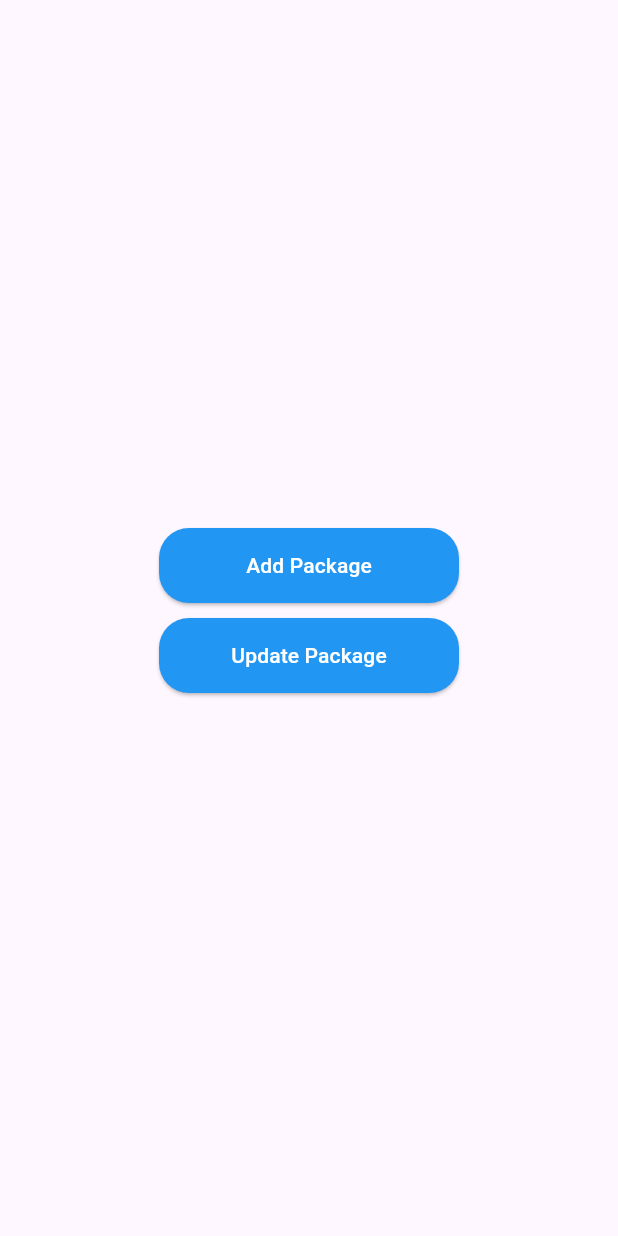
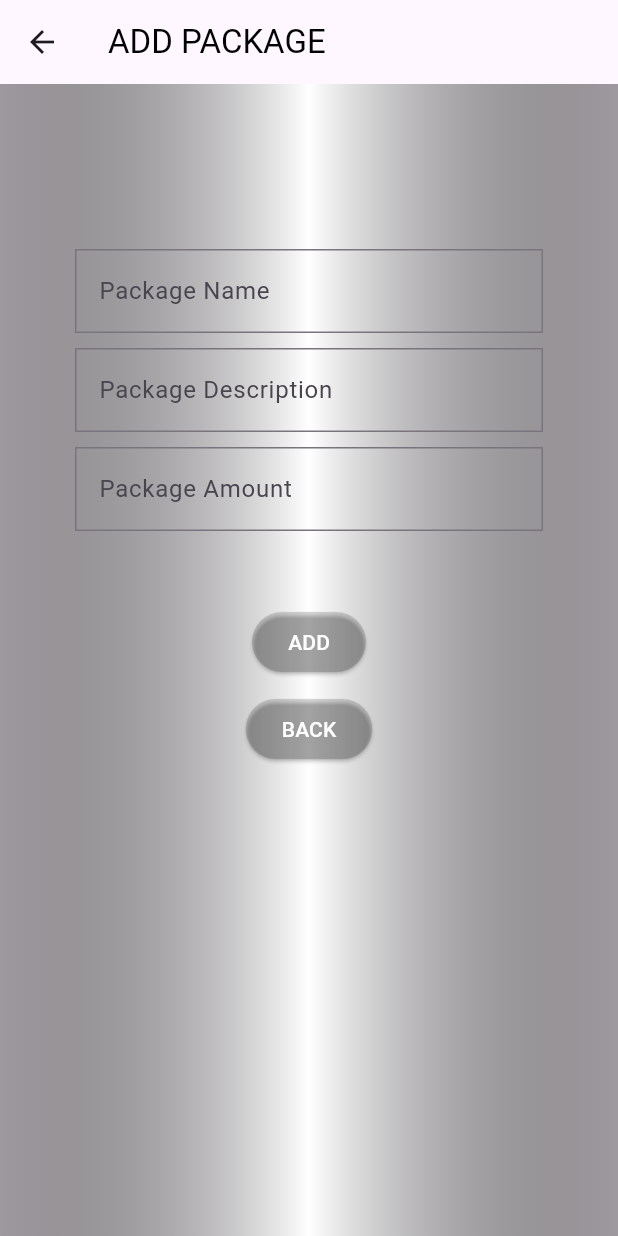
Before and after one commit to jeff1999git/FitGymFrontend, a Flutter app: what updatePackage() shows on an empty page, opened directly, after a tap on "Add Package", on a phone screen of 412 x 824 dp. Run offline on Flutter 3.47's test engine with Material 3 defaults, Android fonts, the phone set to English and light mode, and no system bars; network calls fail.

Commit message:
Add Package complete

```diff
--- /dev/null
+++ b/lib/models/Package/packageModel.dart
@@ -0,0 +1,33 @@
+// To parse this JSON data, do
+//
+//     final package = packageFromJson(jsonString);
+
+import 'dart:convert';
+
+List<Package> packageFromJson(String str) => List<Package>.from(json.decode(str).map((x) => Package.fromJson(x)));
+
+String packageToJson(List<Package> data) => json.encode(List<dynamic>.from(data.map((x) => x.toJson())));
+
+class Package {
+  String packageName;
+  String packageDes;
+  String packageAmount;
+
+  Package({
+    required this.packageName,
+    required this.packageDes,
+    required this.packageAmount,
+  });
+
+  factory Package.fromJson(Map<String, dynamic> json) => Package(
+    packageName: json["packageName"],
+    packageDes: json["packageDes"],
+    packageAmount: json["packageAmount"],
+  );
+
+  Map<String, dynamic> toJson() => {
+    "packageName": packageName,
+    "packageDes": packageDes,
+    "packageAmount": packageAmount,
+  };
+}
--- a/lib/pages/FirstPage.dart
+++ b/lib/pages/FirstPage.dart
@@ -1,4 +1,5 @@
 
+import 'package:fitgym/pages/Package/addPackage.dart';
 import 'package:fitgym/pages/admin.dart';
 import 'package:fitgym/pages/userlogin.dart';
 import 'package:flutter/material.dart';
@@ -27,7 +28,7 @@ class _FirstPageState extends State<FirstPage> {
             }, child: Text("User Login")),
             ElevatedButton(onPressed: (){}, child: Text("Trainer Login")),
             ElevatedButton(onPressed: (){
-              Navigator.push(context, MaterialPageRoute(builder: (context)=>adminPage()));
+              //Navigator.push(context, MaterialPageRoute(builder: (context)=>AddPackage()));
             }, child: Text("Admin Login"))
           ],
         )
--- /dev/null
+++ b/lib/pages/Package/addPackage.dart
@@ -0,0 +1,109 @@
+import 'package:fitgym/services/Package/packageService.dart';
+import 'package:flutter/material.dart';
+
+class AddPackage extends StatefulWidget {
+  const AddPackage({super.key});
+
+  @override
+  State<AddPackage> createState() => _AddPackageState();
+}
+
+class _AddPackageState extends State<AddPackage> {
+  String packageName="";
+  String packageDes="";
+  String packageAmount="";
+  TextEditingController controller_1 = new TextEditingController();
+  TextEditingController controller_2 = new TextEditingController();
+  TextEditingController controller_3 = new TextEditingController();
+  void AddPackageApi() async
+  {
+    packageName=controller_1.text;
+    packageDes=controller_2.text;
+    packageAmount=controller_3.text;
+    final response = await PackageApiService().AddPackageData(packageName,packageDes,packageAmount);
+    print(response["status"]);
+    if(response["status"]=="success")
+    {
+      showSimplePopup1(context, "New Package Added!");
+    }
+    else
+    {
+      print("Error");
+    }
+  }
+  @override
+  Widget build(BuildContext context) {
+    return Scaffold(
+      appBar: AppBar(
+        title: Text("ADD PACKAGE", style: TextStyle(color: Colors.black)),
+      ),
+      body: SingleChildScrollView(
+        child: Container(
+          height: 800,
+          width: double.infinity,
+          decoration: BoxDecoration(
+            gradient: LinearGradient(colors: [Colors.black38, Colors.white, Colors.black38]),
+          ),
+          padding: EdgeInsets.all(50),
+          child: Column(
+            crossAxisAlignment: CrossAxisAlignment.center,
+            children: [
+              SizedBox(height: 60),
+          TextField(
+            controller: controller_1,
+          decoration: InputDecoration(
+          labelText: "Package Name",
+            hintText: "Package Name",
+            border: OutlineInputBorder(borderRadius: BorderRadius.zero),
+          ),
+        ),
+        SizedBox(height: 10),
+        TextField(
+          controller: controller_2,
+          decoration: InputDecoration(
+            labelText: "Package Description",
+            hintText: "Package Description",
+            border: OutlineInputBorder(borderRadius: BorderRadius.zero),
+          ),
+        ),
+        SizedBox(height: 10),
+        TextField(
+          controller: controller_3,
+          decoration: InputDecoration(
+            labelText: "Package Amount",
+            hintText: "Package Amount",
+            border: OutlineInputBorder(borderRadius: BorderRadius.zero),
+          ),
+        ),
+          SizedBox(height: 50,
+          width: 700),
+          ElevatedButton(
+            style: ElevatedButton.styleFrom(backgroundColor: Colors.black12,foregroundColor: Colors.white),
+            onPressed: AddPackageApi,
+            child: Text("ADD"),
+          ),
+          SizedBox(height: 10),
+          ElevatedButton(
+            style: ElevatedButton.styleFrom(backgroundColor: Colors.black12,foregroundColor: Colors.white),
+            onPressed: () {
+              Navigator.pop(context);
+            },
+            child: Text("BACK"),
+          )
+            ],
+            ),
+        ),
+      ),
+    );
+  }
+  void showSimplePopup1(BuildContext context, String s) {
+    final snackBar = SnackBar(
+      content: Text(s,style: TextStyle(color: Colors.black),),
+      duration: Duration(seconds: 3),
+      behavior: SnackBarBehavior.floating,
+      backgroundColor: Colors.white70,
+    );
+
+    ScaffoldMessenger.of(context).showSnackBar(snackBar);
+  }
+}
--- a/lib/pages/updatePackage.dart
+++ b/lib/pages/Package/updatePackage.dart
@@ -1,3 +1,5 @@
+import 'package:fitgym/pages/Package/addPackage.dart';
+import 'package:fitgym/pages/Package/changePackage.dart';
 import 'package:flutter/material.dart';
 
 class updatePackage extends StatefulWidget {
@@ -25,7 +27,9 @@ class _updatePackageState extends State<updatePackage> {
                       borderRadius: BorderRadius.circular(20)
                   )
               ),
-                  onPressed: (){}, child: Text("Add Package")),
+                  onPressed: (){
+                Navigator.push(context, MaterialPageRoute(builder: (context)=>AddPackage()));
+                  }, child: Text("Add Package")),
             ),
             SizedBox(height: 10,),
             SizedBox(height: 50,
@@ -37,7 +41,9 @@ class _updatePackageState extends State<updatePackage> {
                       borderRadius: BorderRadius.circular(20)
                   )
               ),
-                  onPressed: (){}, child: Text("Update Package")),
+                  onPressed: (){
+                    Navigator.push(context, MaterialPageRoute(builder: (context)=>ChangePackage()));
+                  }, child: Text("Update Package")),
             ),
             SizedBox(height: 10,),
           ],
--- a/lib/pages/adminMenu.dart
+++ b/lib/pages/adminMenu.dart
@@ -1,7 +1,7 @@
 import 'package:fitgym/pages/memberMenu.dart';
 import 'package:fitgym/pages/trainerMenu.dart';
-import 'package:fitgym/pages/updatePackage.dart';
 import 'package:flutter/material.dart';
+import 'Package/updatePackage.dart';
 
 class menuPage extends StatefulWidget {
   const menuPage({super.key});
```
Also changed, not shown: lib/pages/Package/changePackage.dart (added, +81 -0 lines), lib/services/Package/packageService.dart (added, +30 -0 lines).
